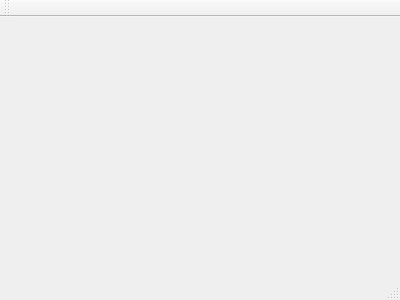
Before: the Qt Designer form mainwindow.ui in Unaimend/Notizprogramm, drawn with Qt 5.
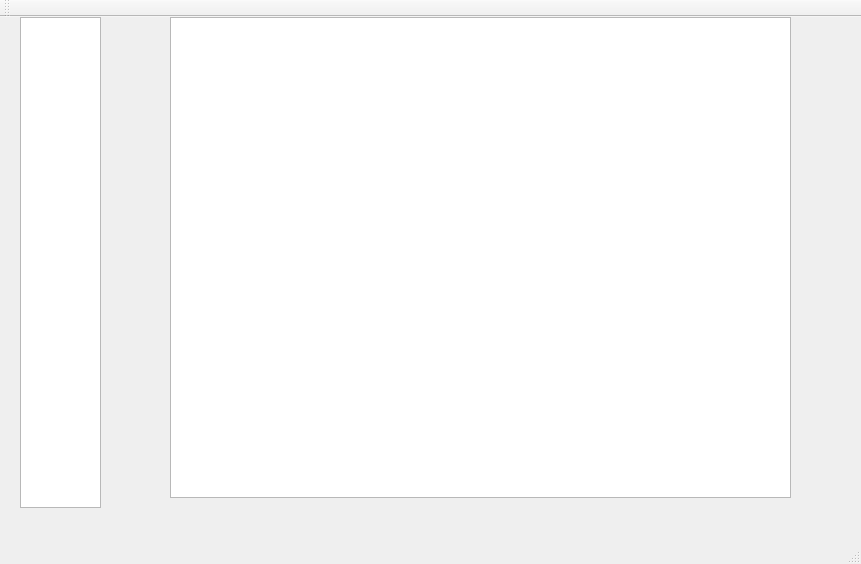
After: the same form once the commit is applied.

Commit message: Gui-Widgets hinzugefuegt

What changed in the file:
```diff
--- a/mainwindow.ui
+++ b/mainwindow.ui
@@ -1,24 +1,60 @@
 <ui version="4.0">
  <class>MainWindow</class>
- <widget class="QMainWindow" name="MainWindow" >
-  <property name="geometry" >
+ <widget class="QMainWindow" name="MainWindow">
+  <property name="geometry">
    <rect>
     <x>0</x>
     <y>0</y>
-    <width>400</width>
-    <height>300</height>
+    <width>861</width>
+    <height>564</height>
    </rect>
   </property>
   <property name="windowTitle" >
    <string>MainWindow</string>
   </property>
-  <widget class="QMenuBar" name="menuBar" />
-  <widget class="QToolBar" name="mainToolBar" />
-  <widget class="QWidget" name="centralWidget" />
-  <widget class="QStatusBar" name="statusBar" />
+  <widget class="QWidget" name="centralWidget">
+   <widget class="QListView" name="listView">
+    <property name="geometry">
+     <rect>
+      <x>20</x>
+      <y>0</y>
+      <width>81</width>
+      <height>491</height>
+     </rect>
+    </property>
+   </widget>
+   <widget class="QTextEdit" name="textEdit">
+    <property name="geometry">
+     <rect>
+      <x>170</x>
+      <y>0</y>
+      <width>621</width>
+      <height>481</height>
+     </rect>
+    </property>
+   </widget>
+  </widget>
+  <widget class="QMenuBar" name="menuBar">
+   <property name="geometry">
+    <rect>
+     <x>0</x>
+     <y>0</y>
+     <width>861</width>
+     <height>27</height>
+    </rect>
+   </property>
+  </widget>
+  <widget class="QToolBar" name="mainToolBar">
+   <attribute name="toolBarArea">
+    <enum>TopToolBarArea</enum>
+   </attribute>
+   <attribute name="toolBarBreak">
+    <bool>false</bool>
+   </attribute>
+  </widget>
+  <widget class="QStatusBar" name="statusBar"/>
  </widget>
- <layoutDefault spacing="6" margin="11" />
- <pixmapfunction></pixmapfunction>
+ <layoutdefault spacing="6" margin="11"/>
  <resources/>
  <connections/>
 </ui>
```
Left out of the diff: 3 changed lines with no effect on the pictures. The commit also changes 2 other files.
